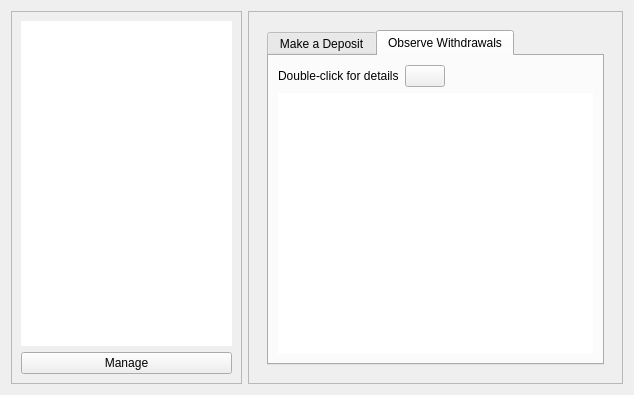
The window that src/qt/forms/sidechainpage.ui (torkelrogstad/mainchain) describes before a commit, drawn with Qt 5.
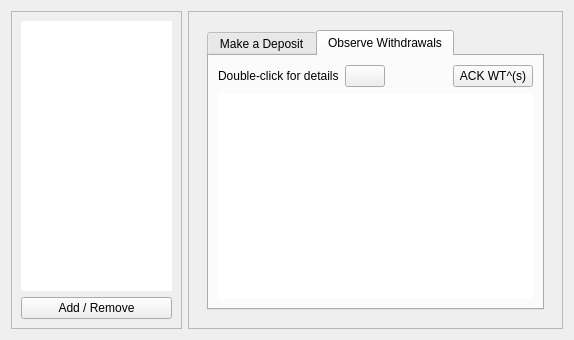
The same window after the commit. The open tabs and pages were chosen to show the change. Icons and pictures are not drawn. Custom widgets are drawn as their Qt base class.

What changed in the file:
```diff
--- a/src/qt/forms/sidechainpage.ui
+++ b/src/qt/forms/sidechainpage.ui
@@ -6,8 +6,8 @@
    <rect>
     <x>0</x>
     <y>0</y>
-    <width>634</width>
-    <height>395</height>
+    <width>574</width>
+    <height>340</height>
    </rect>
   </property>
   <property name="windowTitle">
@@ -56,7 +56,7 @@
       <item>
        <widget class="QPushButton" name="pushButtonManageSidechains">
         <property name="text">
-         <string>Manage</string>
+         <string>Add / Remove</string>
         </property>
         <property name="icon">
          <iconset resource="../drivenet.qrc">
@@ -328,15 +328,17 @@
              <attribute name="title">
               <string>Observe Withdrawals</string>
              </attribute>
-             <layout class="QGridLayout" name="gridLayout">
-              <item row="0" column="0">
+             <layout class="QVBoxLayout" name="verticalLayout_4">
+              <item>
+               <layout class="QHBoxLayout" name="horizontalLayout_2">
+                <item>
                <widget class="QLabel" name="label_5">
                 <property name="text">
                  <string>Double-click for details</string>
                 </property>
                </widget>
               </item>
-              <item row="0" column="1">
+                <item>
                <widget class="QPushButton" name="pushButtonWTDoubleClickHelp">
                 <property name="sizePolicy">
                  <sizepolicy hsizetype="Maximum" vsizetype="Fixed">
@@ -353,7 +355,7 @@
                 </property>
                </widget>
               </item>
-              <item row="0" column="2">
+                <item>
                <spacer name="horizontalSpacer_5">
                 <property name="orientation">
                  <enum>Qt::Horizontal</enum>
@@ -366,8 +368,23 @@
                 </property>
                </spacer>
               </item>
-              <item row="2" column="0" colspan="3">
+                <item>
+                 <widget class="QPushButton" name="pushButtonWTPrimeVote">
+                  <property name="text">
+                   <string>ACK WT^(s)</string>
+                  </property>
+                 </widget>
+                </item>
+               </layout>
+              </item>
+              <item>
                <widget class="QTableView" name="tableViewWT">
+                <property name="sizePolicy">
+                 <sizepolicy hsizetype="Expanding" vsizetype="Expanding">
+                  <horstretch>0</horstretch>
+                  <verstretch>0</verstretch>
+                 </sizepolicy>
+                </property>
                 <property name="frameShape">
                  <enum>QFrame::NoFrame</enum>
                 </property>
```
Left out of the diff: 2 changed lines with no effect on the pictures. Lines whose indentation alone changed are shown as unchanged.
